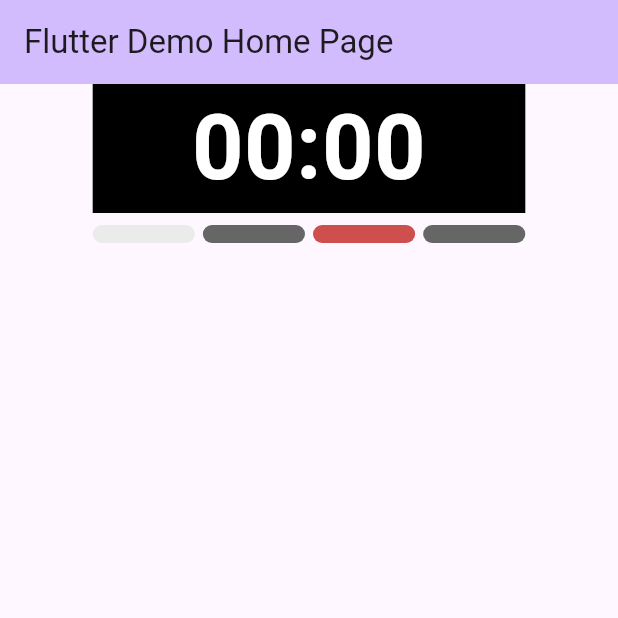
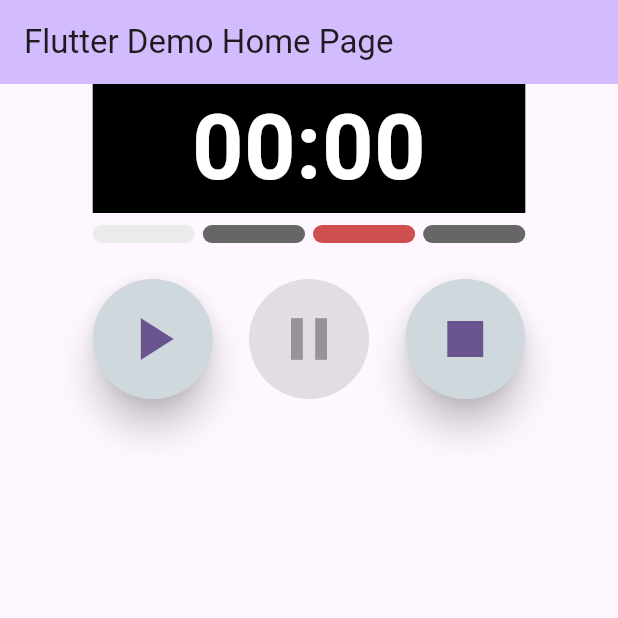
Before and after one commit to nobumitsu-1995/pomodoro-timer-flutter, a Flutter app: the screen it shows after launch, on a phone screen of 412 x 824 dp, the top half of it. Run offline on Flutter 3.47's test engine with Material 3 defaults, Android fonts, the phone set to English and light mode, and no system bars.

Commit message:
feat: ActionButtonsコンポーネントを作成

```diff
--- a/lib/main.dart
+++ b/lib/main.dart
@@ -1,4 +1,6 @@
 import 'package:flutter/material.dart';
+import 'package:pomodoro_timer/ui/action_buttons/action_buttons.dart';
+import 'package:pomodoro_timer/ui/action_buttons/button.dart';
 import 'package:pomodoro_timer/ui/timer/view/cycle.dart';
 import 'package:pomodoro_timer/ui/timer/view/timer.dart';
 import 'package:pomodoro_timer/ui/timer/view/timer_container.dart';
@@ -39,7 +41,13 @@ class _MyHomePageState extends State<MyHomePage> {
         backgroundColor: Theme.of(context).colorScheme.inversePrimary,
         title: Text(widget.title),
       ),
-      body: const Center(child: TimerContainer())
+      body: const Column(
+        children: [
+          Center(child: TimerContainer()),
+          SizedBox(height: 24,),
+          ActionButtons()
+        ],
+      )
     );
   }
 }
--- /dev/null
+++ b/lib/ui/action_buttons/action_buttons.dart
@@ -0,0 +1,21 @@
+import 'package:flutter/material.dart';
+import 'package:pomodoro_timer/ui/action_buttons/button.dart';
+
+class ActionButtons extends StatelessWidget {
+  const ActionButtons({super.key});
+
+  @override
+  Widget build(BuildContext context) {
+    return SizedBox(
+      width: MediaQuery.of(context).size.width * 0.7,
+      child: Row(
+        mainAxisAlignment: MainAxisAlignment.spaceBetween,
+        children: [
+          Button(icon: Icons.play_arrow, onPressed: () {}, isDisabled: false,),
+          Button(icon: Icons.pause, onPressed: () {}, isDisabled: true,),
+          Button(icon: Icons.stop, onPressed: () {}, isDisabled: false,)
+        ],
+      ),
+    );
+  }
+}
--- /dev/null
+++ b/lib/ui/action_buttons/button.dart
@@ -0,0 +1,31 @@
+import 'package:flutter/material.dart';
+
+class Button extends StatelessWidget {
+  final IconData icon;
+  final Function onPressed;
+  final bool isDisabled;
+  const Button({
+    super.key,
+    required this.icon,
+    required this.onPressed,
+    required this.isDisabled
+  });
+
+  @override
+  Widget build(BuildContext context) {
+    return ElevatedButton(
+      onPressed: isDisabled == true ? null : () => onPressed(),
+      style: ElevatedButton.styleFrom(
+        elevation: 10,
+        backgroundColor: Colors.blueGrey[100],
+        padding: const EdgeInsets.all(16),
+        shape: const CircleBorder(
+          side: BorderSide(
+            style: BorderStyle.none,
+          ),
+        ),
+      ),
+      child: Icon(icon, size: 48),
+    );
+  }
+}
```
